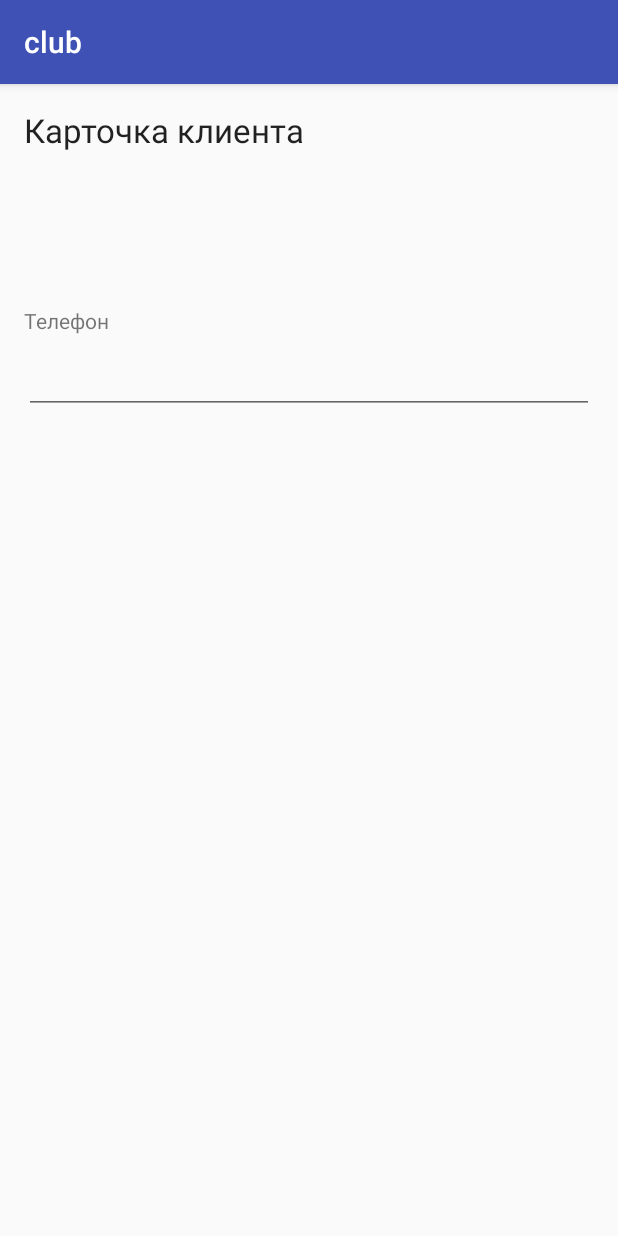
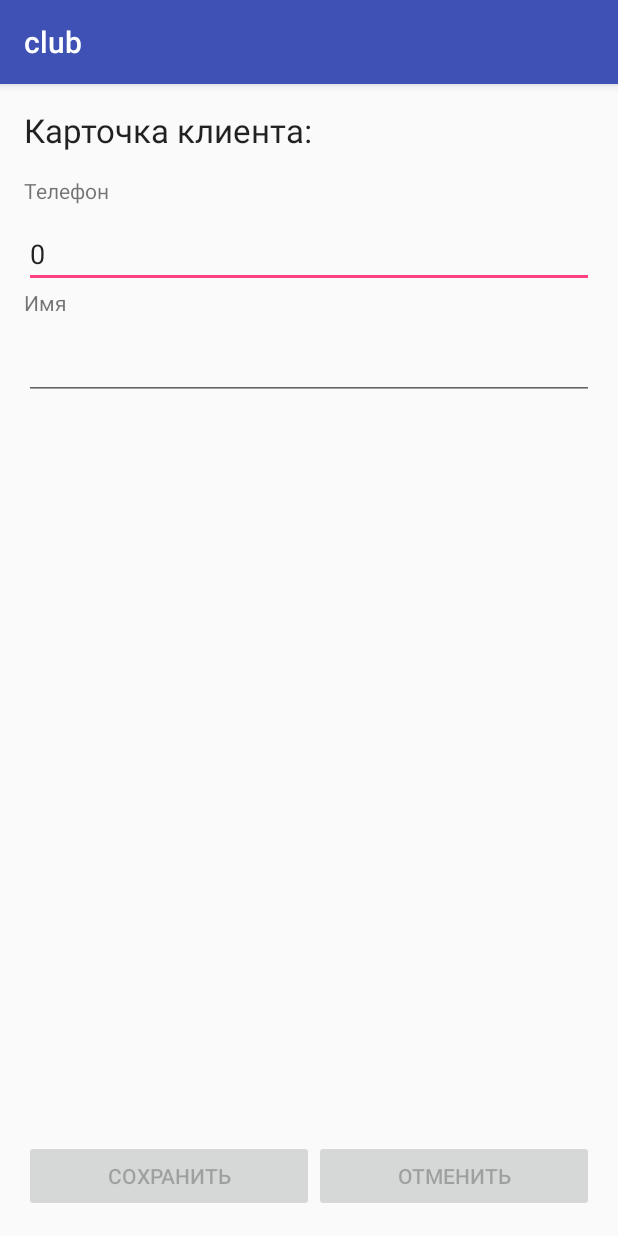
Before and after one commit to Shatalin89/clubcrm, an Android app: the ClientView screen opened directly, with no data from a screen before it, on a phone screen of 412 x 824 dp. Run offline under Robolectric (Android 15) with nearby library versions, the phone set to English and light mode, and no system bars; 1 statement that could not run was skipped.

Commit message:
add layout and edit activiti

```diff
--- a/app/src/main/java/ru/shatalin89yandex/clubcrm/ClientView.java
+++ b/app/src/main/java/ru/shatalin89yandex/clubcrm/ClientView.java
@@ -1,13 +1,52 @@
 package ru.shatalin89yandex.clubcrm;
 
+import android.content.Intent;
 import android.support.v7.app.AppCompatActivity;
 import android.os.Bundle;
+import android.view.Menu;
+import android.view.MenuItem;
+import android.widget.Button;
+import android.widget.TextView;
 
 public class ClientView extends AppCompatActivity {
+
 
     @Override
     protected void onCreate(Bundle savedInstanceState) {
         super.onCreate(savedInstanceState);
         setContentView(R.layout.activity_clientview);
+        TextView nameview = (TextView)findViewById(R.id.nameView);
+        TextView phoneView = (TextView)findViewById(R.id.PhoneView);
+        TextView idclient = (TextView)findViewById(R.id.idClient);
+        nameview.setActivated(false);
+        phoneView.setActivated(false);
+        Button editButton = (Button)findViewById(R.id.EditButton);
+        Button cancelButton = (Button)findViewById(R.id.cancelButton);
+        editButton.setEnabled(false);
+        cancelButton.setEnabled(false);
+        Intent intent=getIntent();
+        int id= intent.getIntExtra("i", 0);
+        idclient.setText(id);
+        String name=intent.getStringExtra("name");
+        Long phone=intent.getLongExtra("phone", 0);
+        phoneView.setText(phone.toString());
+        nameview.setText(name);
+        System.out.println(id);
+
+    }
+
+    @Override
+    public boolean onCreateOptionsMenu(MenuItem item){
+        //getMenuInflater().inflate(R.menu.menu_view_edit, menu);
+        //return true;
+
+        int ids = item.getItemId();
+        switch (id){
+            case R.id.action_edit:
+
+                return true;
+            case  R.
+        }
+
     }
 }
--- a/app/src/main/java/ru/shatalin89yandex/clubcrm/DataBaseWork.java
+++ b/app/src/main/java/ru/shatalin89yandex/clubcrm/DataBaseWork.java
@@ -11,6 +11,7 @@ public class DataBaseWork {
     public String conres;
     Connection conn;
     public int[] idlist;
+
     //Класс для подключения к БД постгре
     public void ConnectDB(String url, String username, String password) {
 
@@ -42,7 +43,7 @@ public class DataBaseWork {
     }
 
     public void getDataID (int id, String table) throws SQLException{
-        String query ="SELECT * FROM "+table+" WHERE club.id="+id;
+        String query ="SELECT * FROM club."+table+" WHERE client.id="+id;
         Statement stmt=conn.createStatement();
         resquery=stmt.executeQuery(query);
     }
--- a/app/src/main/java/ru/shatalin89yandex/clubcrm/StartActivity.java
+++ b/app/src/main/java/ru/shatalin89yandex/clubcrm/StartActivity.java
@@ -45,6 +45,7 @@ public class StartActivity extends AppCompatActivity {
         String user=userEdit.getText().toString();
         String pass=passText.getText().toString();
         textView.setText(url);
+
         //StartActivity.
         Intent WorkActivity= new Intent(this, WorkActivity.class);
         WorkActivity.putExtra("url", url);
--- a/app/src/main/res/layout/activity_clientview.xml
+++ b/app/src/main/res/layout/activity_clientview.xml
@@ -9,39 +9,18 @@
     android:paddingTop="@dimen/activity_vertical_margin"
     tools:context="ru.shatalin89yandex.clubcrm.ClientView">
 
-    <TextView
-        android:layout_width="wrap_content"
-        android:layout_height="wrap_content"
-        android:textAppearance="?android:attr/textAppearanceLarge"
-        android:text="@string/clientInfo"
-        android:id="@+id/clientView"
-        android:layout_alignParentTop="true"
-        android:layout_alignParentStart="true"
-        android:layout_alignParentEnd="true" />
+
+    <RelativeLayout
+        android:layout_width="match_parent"
+        android:layout_height="fill_parent">
 
         <RelativeLayout
             android:layout_width="fill_parent"
             android:layout_height="wrap_content"
+            android:id="@+id/relativeLayout2"
+            android:layout_alignParentTop="true"
             android:layout_alignParentStart="true"
-        android:layout_above="@+id/relativeLayout"
-        android:layout_alignParentEnd="true">
-
-        <EditText
-            android:layout_width="fill_parent"
-            android:layout_height="wrap_content"
-            android:id="@+id/nameView"
-            android:layout_marginTop="46dp"
-            android:layout_below="@+id/textView2"
-            android:layout_alignParentStart="true" />
-
-        <TextView
-            android:layout_width="fill_parent"
-            android:layout_height="wrap_content"
-            android:text="@string/nameView2"
-            android:id="@+id/textView2"
-            android:layout_marginTop="33dp"
-            android:layout_alignParentTop="true"
-            android:layout_alignParentStart="true" />
+            android:layout_marginTop="45dp">
 
         </RelativeLayout>
 
@@ -49,20 +28,44 @@
             android:layout_width="fill_parent"
             android:layout_height="wrap_content"
             android:id="@+id/relativeLayout"
-        android:layout_below="@+id/clientView"
+            android:layout_below="@+id/relativeLayout2"
             android:layout_alignParentStart="true"
-        android:layout_marginTop="50dp">
+            android:layout_marginTop="43dp">
 
-        <EditText
+        </RelativeLayout>
+
+        <LinearLayout
+            android:orientation="horizontal"
+            android:layout_width="fill_parent"
+            android:layout_height="wrap_content"
+            android:layout_alignParentBottom="true"
+            android:layout_alignParentStart="true">
+
+            <Button
                 android:layout_width="wrap_content"
                 android:layout_height="wrap_content"
-            android:inputType="phone"
-            android:ems="10"
-            android:id="@+id/PhoneView"
-            android:layout_below="@+id/textView3"
+                android:text="Сохранить"
+                android:id="@+id/EditButton"
                 android:layout_alignParentStart="true"
-            android:layout_marginTop="60dp"
-            android:layout_alignParentEnd="true" />
+                android:layout_weight="1"/>
+
+            <Button
+                android:layout_width="wrap_content"
+                android:layout_height="wrap_content"
+                android:text="Отменить"
+                android:id="@+id/cancelButton"
+                android:layout_alignParentBottom="true"
+                android:layout_alignParentStart="true"
+                android:layout_weight="1"/>
+
+        </LinearLayout>
+
+        <LinearLayout
+            android:orientation="vertical"
+            android:layout_width="fill_parent"
+            android:layout_height="wrap_content"
+            android:layout_alignTop="@+id/relativeLayout2"
+            android:layout_alignParentStart="true">
 
             <TextView
                 android:layout_width="fill_parent"
@@ -70,7 +73,67 @@
                 android:text="@string/phone"
                 android:id="@+id/textView3"
                 android:layout_centerVertical="true"
+                android:layout_alignParentStart="true"
+                android:layout_weight="1" />
+
+            <EditText
+                android:layout_width="fill_parent"
+                android:layout_height="wrap_content"
+                android:inputType="phone"
+                android:ems="10"
+                android:id="@+id/PhoneView"
+                android:layout_below="@+id/textView3"
+                android:layout_alignParentStart="true"
+                android:layout_alignParentEnd="true"
+                android:layout_weight="3.25"
+                android:layout_marginTop="10dp" />
+
+            <TextView
+                android:layout_width="fill_parent"
+                android:layout_height="wrap_content"
+                android:text="@string/nameView2"
+                android:id="@+id/textView2"
+                android:layout_centerVertical="true"
+                android:layout_alignParentStart="true"
+                android:layout_weight="1" />
+
+            <EditText
+                android:layout_width="fill_parent"
+                android:layout_height="wrap_content"
+                android:id="@+id/nameView"
+                android:layout_marginTop="10dp"
+                android:layout_below="@+id/textView2"
+                android:layout_alignParentStart="true"
+                android:clickable="false"
+                android:layout_weight="1" />
+
+        </LinearLayout>
+
+        <LinearLayout
+            android:orientation="horizontal"
+            android:layout_width="match_parent"
+            android:layout_height="wrap_content"
+            android:layout_alignBottom="@+id/relativeLayout2"
+            android:layout_alignParentTop="true">
+
+            <TextView
+                android:layout_width="wrap_content"
+                android:layout_height="match_parent"
+                android:textAppearance="?android:attr/textAppearanceLarge"
+                android:text="@string/clientInfo"
+                android:id="@+id/clientView"
+                android:layout_alignParentTop="true"
                 android:layout_alignParentStart="true" />
+
+            <TextView
+                android:layout_width="wrap_content"
+                android:layout_height="match_parent"
+                android:textAppearance="?android:attr/textAppearanceLarge"
+                android:id="@+id/idClient"
+                android:layout_alignParentTop="true"
+                android:layout_alignParentEnd="true"
+                android:layout_weight="1" />
+        </LinearLayout>
 
     </RelativeLayout>
 
--- /dev/null
+++ b/app/src/main/res/menu/menu_view_edit.xml
@@ -0,0 +1,23 @@
+<?xml version="1.0" encoding="utf-8"?>
+<menu xmlns:android="http://schemas.android.com/apk/res/android"
+    xmlns:app="http://schemas.android.com/apk/res-auto"
+    xmlns:tools="http://schemas.android.com/tools"
+    tools:context=".ClientView">
+
+    <item
+        android:id="@+id/action_settings_view_edit"
+        android:orderInCategory="100"
+        android:title="@string/action_settings_view"
+        app:showAsAction="never"/>
+
+    <item android:id="@+id/action_edit"
+        android:orderInCategory="100"
+        android:title="@string/action_edit_view"
+        app:showAsAction="never"/>
+
+    <item android:id="@+id/action_delete"
+        android:orderInCategory="100"
+        android:title="@string/action_del_view"
+        app:showAsAction="never"/>
+
+</menu>
--- a/app/src/main/res/values/strings.xml
+++ b/app/src/main/res/values/strings.xml
@@ -6,19 +6,28 @@
     <string name="passText">000111</string>
     <string name="userTextView">user</string>
     <string name="passTextView">password</string>
+
     <string-array name="host_array">
         <item>192.168.122.20</item>
         <item>localhost</item>
         <item>192.168.1.146</item>
     </string-array>
+
     <string name="title_activity_work">WorkActivity</string>
 
     <string name="navigation_drawer_open">Open navigation drawer</string>
     <string name="navigation_drawer_close">Close navigation drawer</string>
 
     <string name="action_settings">Settings</string>
-    <string name="clientInfo">Карточка клиента</string>
+    <string name="action_edit_view">Редактировать</string>
+    <string name="action_del_view">Удалить</string>
+    <string name="action_settings_view">Настройки</string>
+    <string name="clientInfo">Карточка клиента:</string>
     <string name="nameView">Имя</string>
     <string name="nameView2">Имя</string>
     <string name="phone">Телефон</string>
+    <string name="editButtontext">Сохранить</string>
+    <string name="activity_clientview.xml">Отменить</string>
+
+
 </resources>
```
Also changed, not shown: app/src/main/java/ru/shatalin89yandex/clubcrm/WorkActivity.java (+39 -17 lines), app/src/main/res/layout/app_bar_work.xml (+6 -33 lines). Lines whose indentation alone changed are shown as unchanged.
